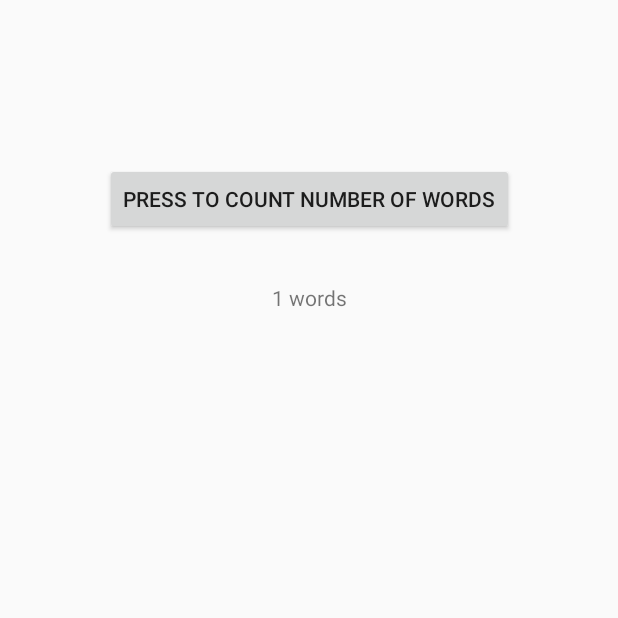
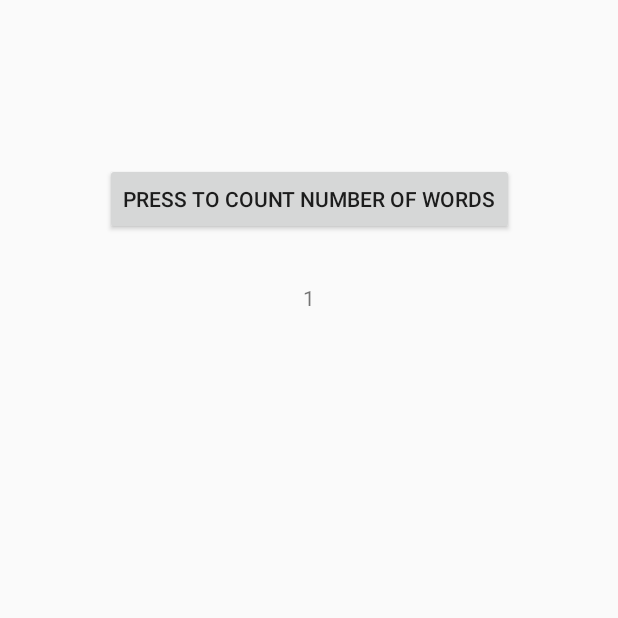
Before and after one commit to mwilsonthorne/week_08_day_1, an Android app: the screen it shows after launch (WordCounterActivity), after a tap on "PRESS TO COUNT NUMBER OF WORDS", on a phone screen of 412 x 824 dp, the part 618-1236 px from its top. Run offline under Robolectric (Android 15) with nearby library versions, the phone set to English and light mode, and no system bars.

Commit message:
Added solution to also accept an interget only for word count result

```diff
--- a/app/src/main/java/com/example/matthew/wordcounter/WordCounterActivity.java
+++ b/app/src/main/java/com/example/matthew/wordcounter/WordCounterActivity.java
@@ -19,15 +19,17 @@ public class WordCounterActivity extends AppCompatActivity {
     protected void onCreate(Bundle savedInstanceState) {
         super.onCreate(savedInstanceState);
         setContentView(R.layout.activity_word_counter);
-        sentenceEditText = findViewById(R.id.sentence_text);
-        counterButton = findViewById(R.id.button_counter);
-        answerText = findViewById(R.id.answer_count);
+        this.sentenceEditText = findViewById(R.id.sentence_text);
+        this.counterButton = findViewById(R.id.button_counter);
+        this.answerText = findViewById(R.id.answer_count);
     }
 
     public void onCounterButtonClicked(View button) {
 //        String sentence = sentenceEditText.getText().toString();
         int countWords = WordCounter.countWords(sentenceEditText.getText().toString());
-        answerText.setText(countWords + " words");
+        String countWordString = String.valueOf(countWords);
+        answerText.setText(countWordString); //if you just want the number
+//        answerText.setText(countWords + " words"); //if you want to add int + string
 
 //        Log.d(getClass().toString(), "onCounterButtonClicked was called");
 //        Log.d(getClass().toString(), "The sentence constructed was '" + sentence + "'");
--- a/app/src/main/res/values/strings.xml
+++ b/app/src/main/res/values/strings.xml
@@ -1,5 +1,6 @@
 <resources>
+    <string name="app_name">WordCounter</string>
     <string name="Sentence">Construct a sentence please</string>
-    <string name="app_name">WordCounter</string>
+
     <string name="Count" >Press to count number of words</string>
 </resources>
```
